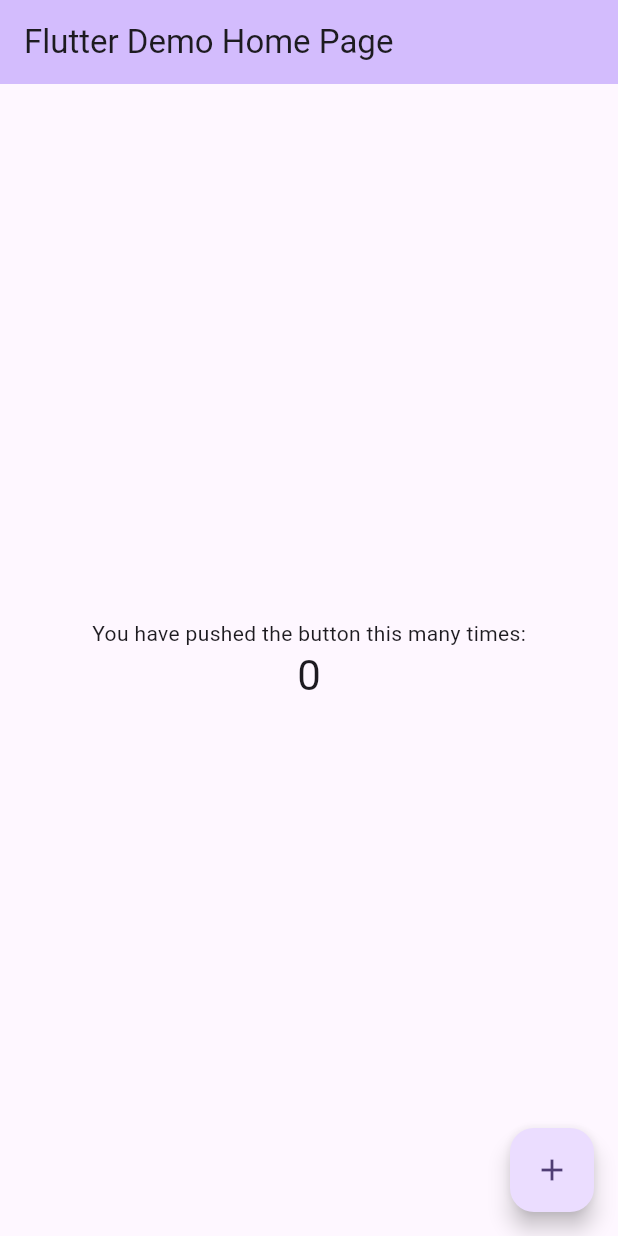
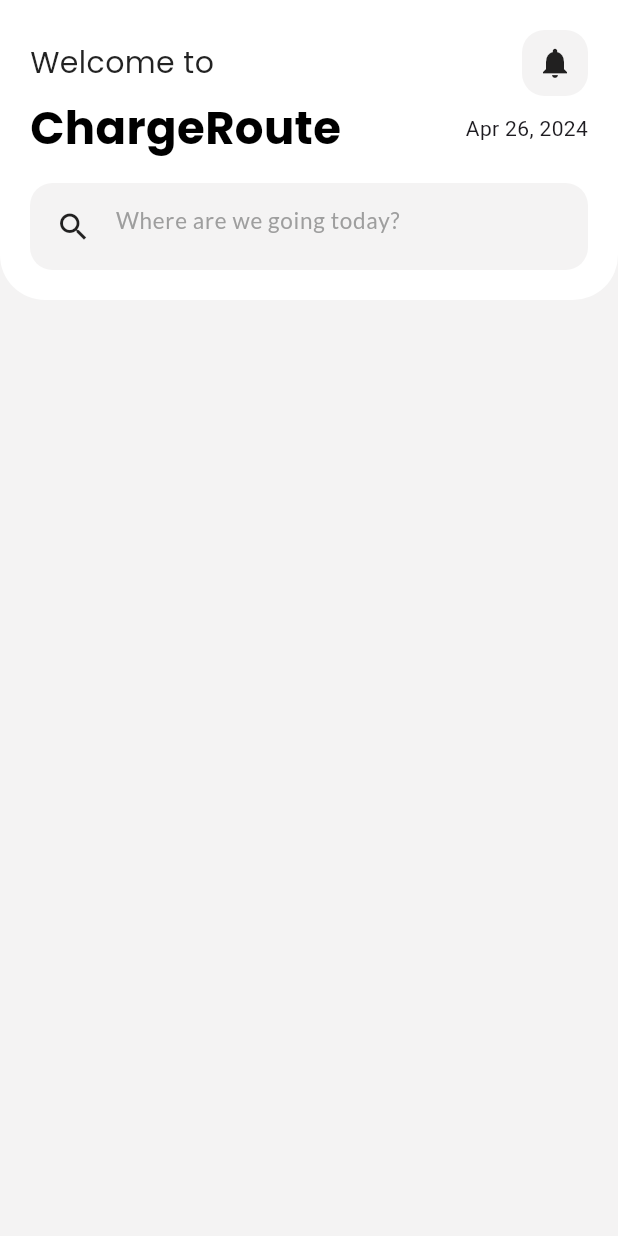
Before and after one commit to piotrbahlaj/charge_route, a Flutter app: the screen it shows after launch, on a phone screen of 412 x 824 dp. Run offline on Flutter 3.47's test engine with Material 3 defaults, Android fonts, the phone set to English and light mode, and no system bars; our stand-ins replace bloc, equatable, google_fonts.

Commit message:
started implementing dashboard

```diff
--- /dev/null
+++ b/lib/features/dashboard/presentation/bloc/dashboard_bloc.dart
@@ -0,0 +1,13 @@
+import 'package:bloc/bloc.dart';
+import 'package:equatable/equatable.dart';
+
+part 'dashboard_event.dart';
+part 'dashboard_state.dart';
+
+class DashboardBloc extends Bloc<DashboardEvent, DashboardState> {
+  DashboardBloc() : super(DashboardInitial()) {
+    on<DashboardEvent>((event, emit) {
+      // TODO: implement event handler
+    });
+  }
+}
--- /dev/null
+++ b/lib/features/dashboard/presentation/bloc/dashboard_event.dart
@@ -0,0 +1,8 @@
+part of 'dashboard_bloc.dart';
+
+abstract class DashboardEvent extends Equatable {
+  const DashboardEvent();
+
+  @override
+  List<Object> get props => [];
+}
--- /dev/null
+++ b/lib/features/dashboard/presentation/bloc/dashboard_state.dart
@@ -0,0 +1,10 @@
+part of 'dashboard_bloc.dart';
+
+abstract class DashboardState extends Equatable {
+  const DashboardState();
+
+  @override
+  List<Object> get props => [];
+}
+
+class DashboardInitial extends DashboardState {}
--- /dev/null
+++ b/lib/features/dashboard/presentation/pages/dashboard_page.dart
@@ -0,0 +1,106 @@
+import 'package:flutter/material.dart';
+import 'package:google_fonts/google_fonts.dart';
+import 'package:intl/intl.dart';
+
+class DashboardPage extends StatelessWidget {
+  const DashboardPage({super.key});
+
+  @override
+  Widget build(BuildContext context) {
+    DateTime now = DateTime.now();
+    String time = DateFormat.yMMMd().format(now);
+
+    return Scaffold(
+      backgroundColor: const Color.fromRGBO(244, 243, 243, 1),
+      body: SafeArea(
+        //top container with title and search bar
+        child: Column(
+          crossAxisAlignment: CrossAxisAlignment.start,
+          children: [
+            Container(
+              padding: const EdgeInsets.fromLTRB(20, 20, 20, 20),
+              width: double.infinity,
+              decoration: const BoxDecoration(
+                color: Colors.white,
+                borderRadius: BorderRadius.vertical(
+                  bottom: Radius.circular(30),
+                ),
+              ),
+              //title and notification icon
+              child: Column(
+                crossAxisAlignment: CrossAxisAlignment.start,
+                children: [
+                  Row(
+                    mainAxisAlignment: MainAxisAlignment.spaceBetween,
+                    children: [
+                      Text(
+                        'Welcome to',
+                        style: GoogleFonts.poppins(
+                          color: Colors.black87,
+                          fontSize: 20,
+                        ),
+                      ),
+                      GestureDetector(
+                        onTap: () {},
+                        child: Container(
+                          padding: const EdgeInsets.all(10),
+                          decoration: BoxDecoration(
+                            borderRadius: BorderRadius.circular(15),
+                            color: const Color.fromRGBO(244, 243, 243, 1),
+                          ),
+                          child: const Icon(
+                            Icons.notifications,
+                            color: Colors.black87,
+                          ),
+                        ),
+                      )
+                    ],
+                  ),
+                  Row(
+                    mainAxisAlignment: MainAxisAlignment.spaceBetween,
+                    children: [
+                      Text(
+                        'ChargeRoute',
+                        style: GoogleFonts.poppins(
+                          color: Colors.black,
+                          fontSize: 30,
+                          fontWeight: FontWeight.bold,
+                        ),
+                      ),
+                      Text(time)
+                    ],
+                  ),
+                  const SizedBox(
+                    height: 15,
+                  ),
+                  // search bar
+                  Container(
+                    padding: const EdgeInsets.all(5),
+                    decoration: BoxDecoration(
+                      color: const Color.fromRGBO(244, 243, 243, 1),
+                      borderRadius: BorderRadius.circular(15),
+                    ),
+                    child: TextField(
+                      decoration: InputDecoration(
+                        border: InputBorder.none,
+                        prefixIcon: const Icon(
+                          Icons.search,
+                          color: Colors.black87,
+                        ),
+                        hintText: 'Where are we going today?',
+                        hintStyle: GoogleFonts.lato(
+                          color: Colors.grey,
+                          fontSize: 15,
+                        ),
+                      ),
+                    ),
+                  ),
+                ],
+              ),
+            ),
+          ],
+        ),
+      ),
+    );
+  }
+}
--- a/lib/main.dart
+++ b/lib/main.dart
@@ -1,125 +1,18 @@
+import 'package:charge_route/features/dashboard/presentation/pages/dashboard_page.dart';
 import 'package:flutter/material.dart';
 
 void main() {
-  runApp(const MyApp());
+  runApp(const Main());
 }
 
-class MyApp extends StatelessWidget {
-  const MyApp({super.key});
+class Main extends StatelessWidget {
+  const Main({super.key});
 
-  // This widget is the root of your application.
   @override
   Widget build(BuildContext context) {
-    return MaterialApp(
-      title: 'Flutter Demo',
-      theme: ThemeData(
-        // This is the theme of your application.
-        //
-        // TRY THIS: Try running your application with "flutter run". You'll see
-        // the application has a purple toolbar. Then, without quitting the app,
-        // try changing the seedColor in the colorScheme below to Colors.green
-        // and then invoke "hot reload" (save your changes or press the "hot
-        // reload" button in a Flutter-supported IDE, or press "r" if you used
-        // the command line to start the app).
-        //
-        // Notice that the counter didn't reset back to zero; the application
-        // state is not lost during the reload. To reset the state, use hot
-        // restart instead.
-        //
-        // This works for code too, not just values: Most code changes can be
-        // tested with just a hot reload.
-        colorScheme: ColorScheme.fromSeed(seedColor: Colors.deepPurple),
-        useMaterial3: true,
-      ),
-      home: const MyHomePage(title: 'Flutter Demo Home Page'),
+    return const MaterialApp(
+      debugShowCheckedModeBanner: false,
+      home: DashboardPage(),
     );
   }
 }
-
-class MyHomePage extends StatefulWidget {
-  const MyHomePage({super.key, required this.title});
-
-  // This widget is the home page of your application. It is stateful, meaning
-  // that it has a State object (defined below) that contains fields that affect
-  // how it looks.
-
-  // This class is the configuration for the state. It holds the values (in this
-  // case the title) provided by the parent (in this case the App widget) and
-  // used by the build method of the State. Fields in a Widget subclass are
-  // always marked "final".
-
-  final String title;
-
-  @override
-  State<MyHomePage> createState() => _MyHomePageState();
-}
-
-class _MyHomePageState extends State<MyHomePage> {
-  int _counter = 0;
-
-  void _incrementCounter() {
-    setState(() {
-      // This call to setState tells the Flutter framework that something has
-      // changed in this State, which causes it to rerun the build method below
-      // so that the display can reflect the updated values. If we changed
-      // _counter without calling setState(), then the build method would not be
-      // called again, and so nothing would appear to happen.
-      _counter++;
-    });
-  }
-
-  @override
-  Widget build(BuildContext context) {
-    // This method is rerun every time setState is called, for instance as done
-    // by the _incrementCounter method above.
-    //
-    // The Flutter framework has been optimized to make rerunning build methods
-    // fast, so that you can just rebuild anything that needs updating rather
-    // than having to individually change instances of widgets.
-    return Scaffold(
-      appBar: AppBar(
-        // TRY THIS: Try changing the color here to a specific color (to
-        // Colors.amber, perhaps?) and trigger a hot reload to see the AppBar
-        // change color while the other colors stay the same.
-        backgroundColor: Theme.of(context).colorScheme.inversePrimary,
-        // Here we take the value from the MyHomePage object that was created by
-        // the App.build method, and use it to set our appbar title.
-        title: Text(widget.title),
-      ),
-      body: Center(
-        // Center is a layout widget. It takes a single child and positions it
-        // in the middle of the parent.
-        child: Column(
-          // Column is also a layout widget. It takes a list of children and
-          // arranges them vertically. By default, it sizes itself to fit its
-          // children horizontally, and tries to be as tall as its parent.
-          //
-          // Column has various properties to control how it sizes itself and
-          // how it positions its children. Here we use mainAxisAlignment to
-          // center the children vertically; the main axis here is the vertical
-          // axis because Columns are vertical (the cross axis would be
-          // horizontal).
-          //
-          // TRY THIS: Invoke "debug painting" (choose the "Toggle Debug Paint"
-          // action in the IDE, or press "p" in the console), to see the
-          // wireframe for each widget.
-          mainAxisAlignment: MainAxisAlignment.center,
-          children: <Widget>[
-            const Text(
-              'You have pushed the button this many times:',
-            ),
-            Text(
-              '$_counter',
-              style: Theme.of(context).textTheme.headlineMedium,
-            ),
-          ],
-        ),
-      ),
-      floatingActionButton: FloatingActionButton(
-        onPressed: _incrementCounter,
-        tooltip: 'Increment',
-        child: const Icon(Icons.add),
-      ), // This trailing comma makes auto-formatting nicer for build methods.
-    );
-  }
-}
```
Also changed, not shown: pubspec.yaml (+8 -47 lines), pubspec.lock, 11 other files.
